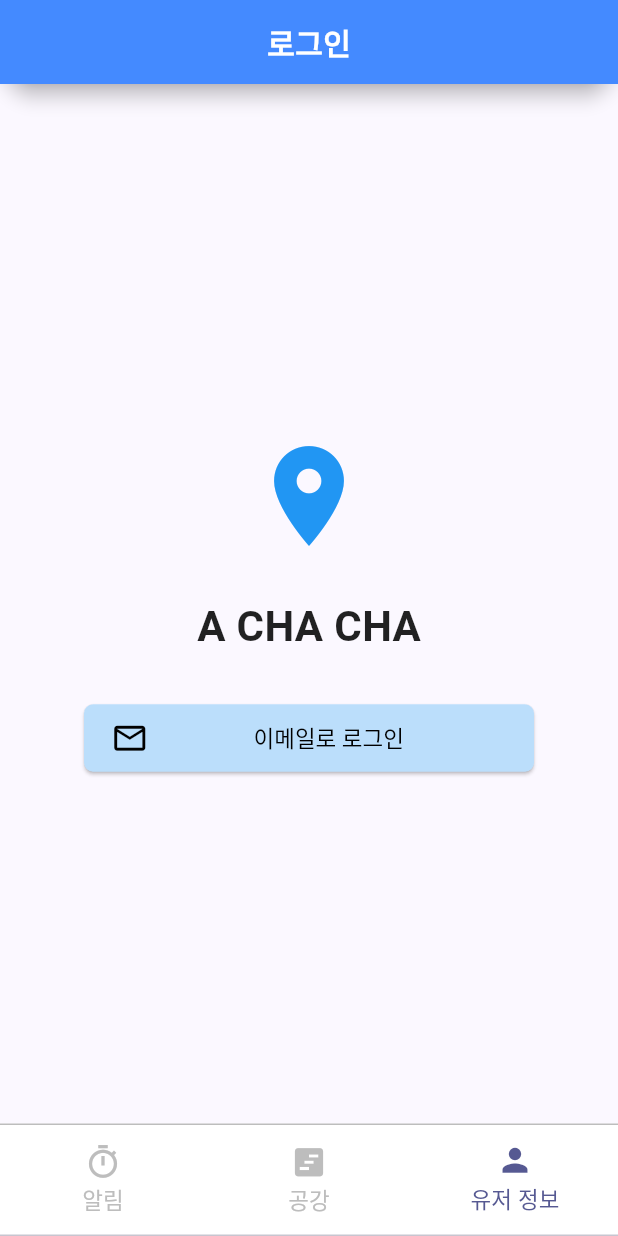
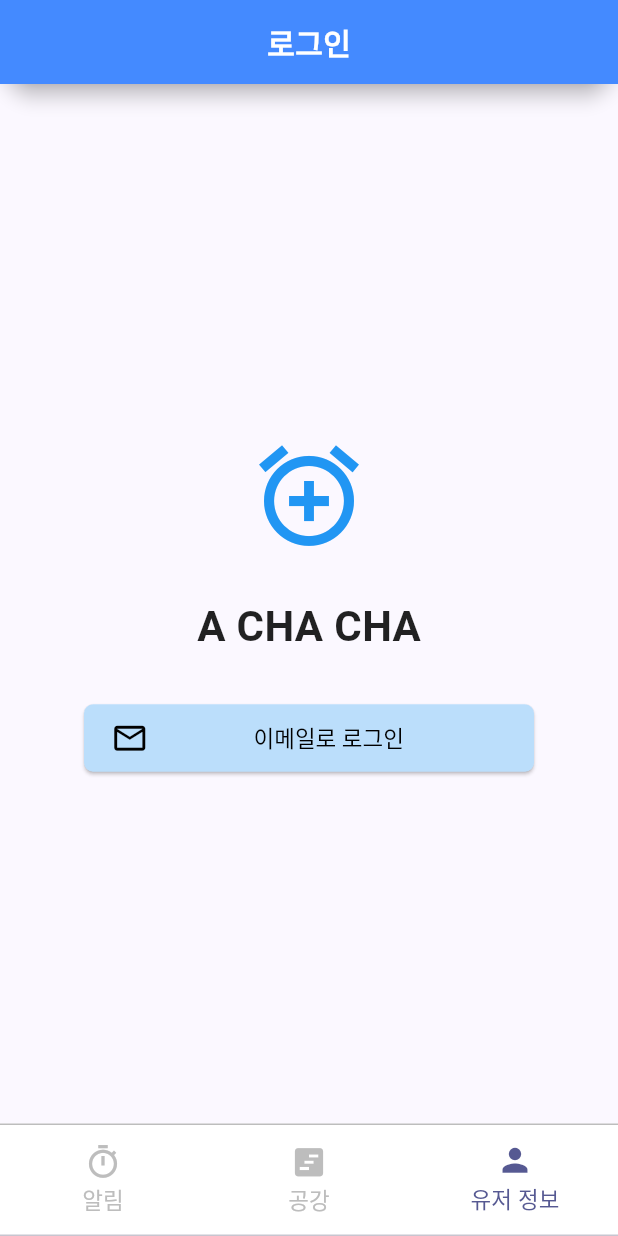
Before and after one commit to bandall/Attendance-Alarm-Flutter, a Flutter app: the screen it shows after launch, on a phone screen of 412 x 824 dp. Run offline on Flutter 3.47's test engine with Material 3 defaults, Android fonts, the light colour scheme and no system bars; our stand-ins replace flutter_dotenv, flutter_secure_storage, flutter_speed_dial, jwt_decoder, permission_handler, sqflite; missing offline and left inert: alarm, external_app_launcher, timetable_view; accounts and stored records are empty; Roboto replaces fonts that are missing (Poppins); statements that could not run were skipped.

Commit message:
fix: 로고 변경

```diff
--- a/lib/screen/popup_page/login_page.dart
+++ b/lib/screen/popup_page/login_page.dart
@@ -1,4 +1,3 @@
-
 import 'package:acha/screen/component/app_bar.dart';
 import 'package:flutter/material.dart';
 import 'package:provider/provider.dart';
@@ -37,7 +36,7 @@ class _LoginPageState extends State<LoginPage> {
             mainAxisAlignment: MainAxisAlignment.center,
             children: <Widget>[
               const Icon(
-                Icons.location_on,
+                Icons.alarm_add,
                 size: 80,
                 color: Colors.blue,
               ),
```
